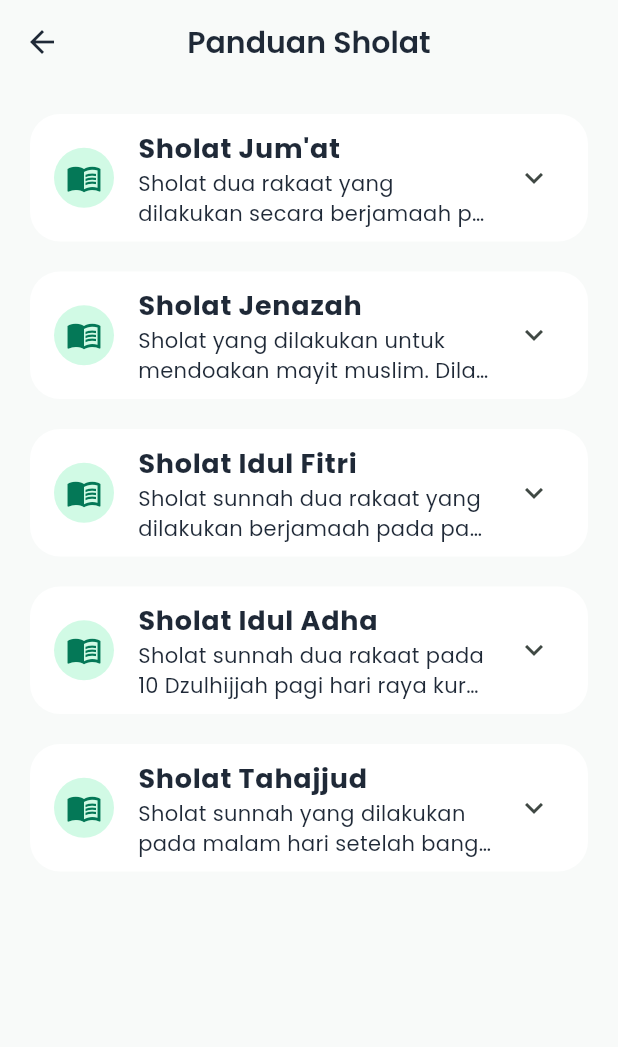
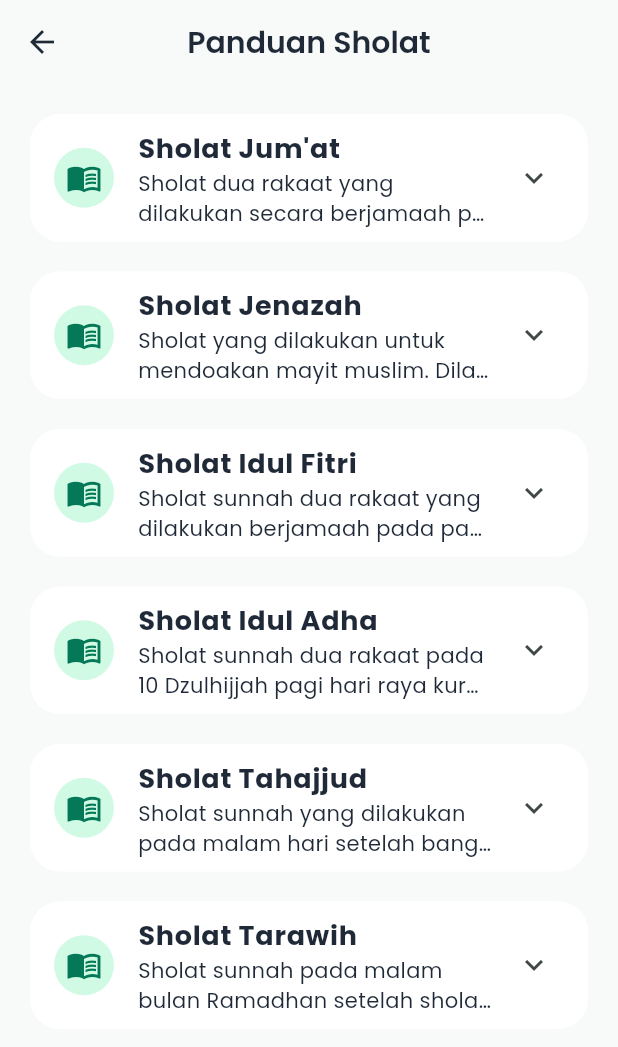
Before and after one commit to farisia386-ship-it/Al-Quran, a Flutter app: the PrayerGuideScreen screen opened directly, on a phone screen of 412 x 824 dp. Shown: the top 1047 px of the screen. Run offline on Flutter 3.47's test engine with Material 3 defaults, Android fonts, the light colour scheme and no system bars; our stand-ins replace adhan, audioplayers, flutter_local_notifications, geolocator, google_fonts, share_plus and 2 more; missing offline and left inert: flutter_qiblah, flutter_vibrate, workmanager; accounts and stored records are empty; statements that could not run were skipped.

Commit message:
penambahn teks niat trawih

```diff
--- a/lib/data/prayer_guide_data.dart
+++ b/lib/data/prayer_guide_data.dart
@@ -92,4 +92,16 @@ final List<PrayerGuide> prayerGuides = [
       PrayerStep(title: 'Minimal 2 Rakaat', description: 'Dilakukan minimal 2 rakaat dan kelipatannya, ditutup dengan sholat Witir.'),
     ],
   ),
+  PrayerGuide(
+    title: 'Sholat Tarawih',
+    description: 'Sholat sunnah pada malam bulan Ramadhan setelah sholat Isya.',
+    niatArabic: 'أُصَلِّي سُنَّةَ التَّرَاوِيْحِ رَكْعَتَيْنِ مُسْتَقْبِلَ الْقِبْلَةِ مَأْمُوْمًا لِلّٰهِ تَعَالَى',
+    niatLatin: 'Ushalli sunnatat tarawihi rak\'ataini mustaqbilal qiblati ma\'muman lillahi ta\'ala.',
+    niatTranslation: 'Aku niat sholat sunnah Tarawih dua rakaat menghadap kiblat sebagai makmum karena Allah Ta\'ala.',
+    steps: [
+      PrayerStep(title: 'Waktu', description: 'Setelah sholat Isya hingga sebelum Subuh di bulan Ramadhan.'),
+      PrayerStep(title: 'Pelaksanaan', description: 'Dilaksanakan 2 rakaat dengan salam, total rakaat bisa 8 atau 20 sesuai adat setempat.'),
+      PrayerStep(title: 'Penutup Witir', description: 'Setelah tarawih selesai, sangat dianjurkan melanjutkannya dengan sholat sunnah Witir 3 rakaat.'),
+    ],
+  ),
 ];
```
Also changed, not shown: pubspec.yaml (+5 -5 lines), pubspec.lock, 3 other files.
